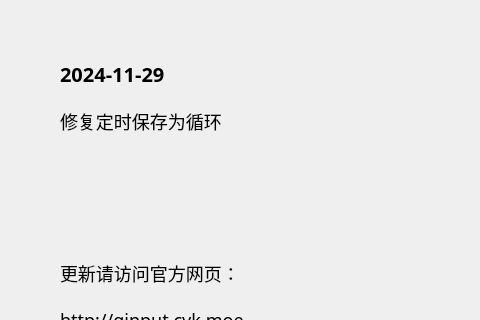
First picture: the form in source/ui/AboutUi.ui, repository ChiyukiGana/Quickinput, before the edit; both pictures show x 0 to 480 and y 0 to 320 of the 640 by 440 pixel window.
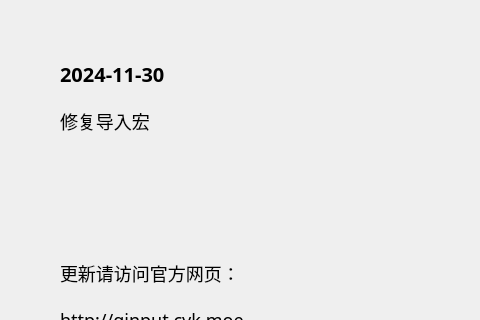
Second picture: the form after the edit.

The edit to the form file:
```diff
--- a/source/ui/AboutUi.ui
+++ b/source/ui/AboutUi.ui
@@ -88,7 +88,7 @@
          <string notr="true">font-size:20px</string>
         </property>
         <property name="text">
-         <string>2024-11-29</string>
+         <string>2024-11-30</string>
         </property>
         <property name="textFormat">
          <enum>Qt::PlainText</enum>
@@ -104,7 +104,7 @@
          </sizepolicy>
         </property>
         <property name="text">
-         <string>修复定时保存为循环</string>
+         <string>修复导入宏</string>
         </property>
         <property name="textFormat">
          <enum>Qt::PlainText</enum>
```
